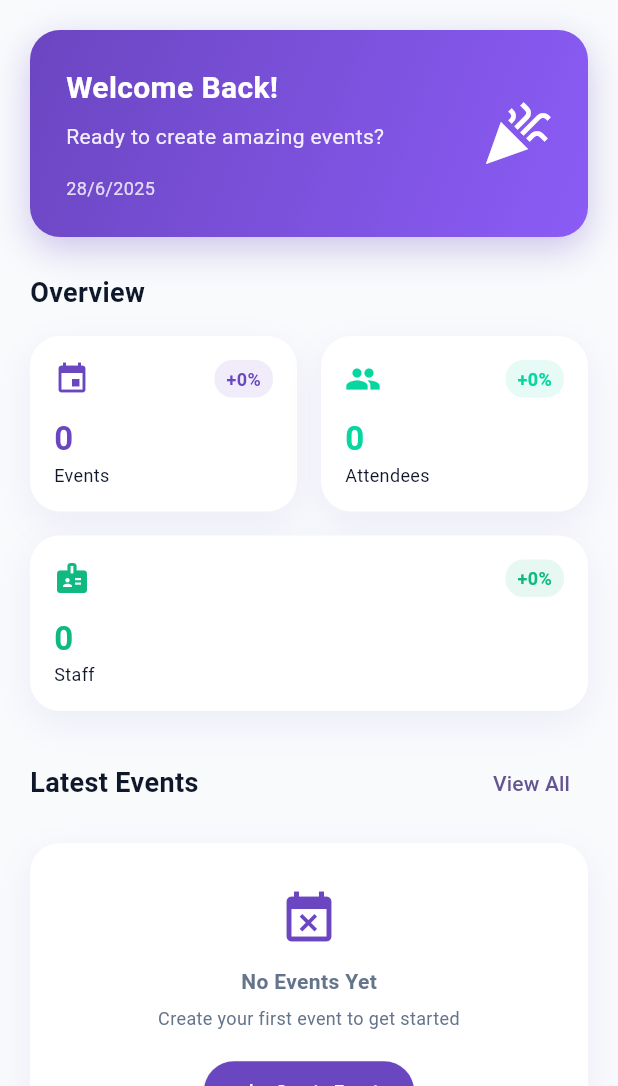
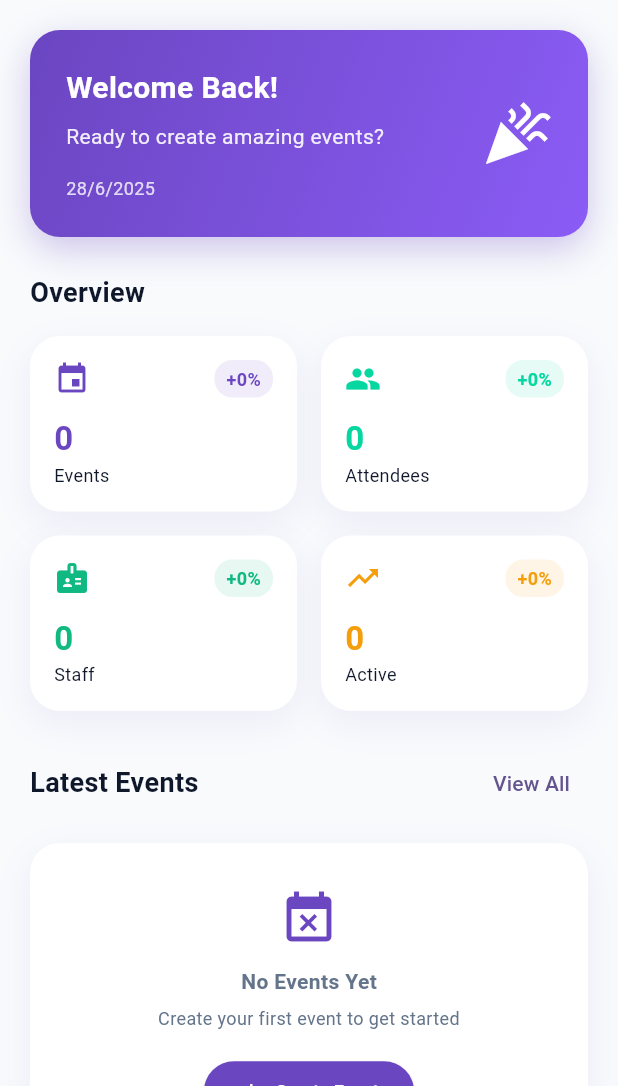
Before and after one commit to Ndocha992/MegaVent, a Flutter app: the OrganizerDashboard screen opened by its route, on a phone screen of 412 x 824 dp, the part 150-1236 px from its top. Run offline on Flutter 3.47's test engine with Material 3 defaults, Android fonts, the phone set to English and light mode, and no system bars; our stand-ins replace app_links, cloud_firestore, firebase_auth, firebase_core, flutter_spinkit, image_picker and 4 more; missing offline and left inert: qr_code_scanner; accounts and stored records are empty; Roboto replaces fonts that are missing (Poppins).

Commit message:
code update

```diff
--- a/lib/widgets/organizer/dashboard/stats_overview.dart
+++ b/lib/widgets/organizer/dashboard/stats_overview.dart
@@ -47,6 +47,16 @@ class StatsOverview extends StatelessWidget {
                 Icons.badge,
                 AppConstants.accentColor,
                 _calculateGrowthPercentage('staff'),
+              ),
+            ),
+            const SizedBox(width: 16),
+            Expanded(
+              child: _buildStatCard(
+                'Active',
+                stats.activeEvents.toString(),
+                Icons.trending_up,
+                AppConstants.warningColor,
+                _calculateGrowthPercentage('active'),
               ),
             ),
           ],
```
